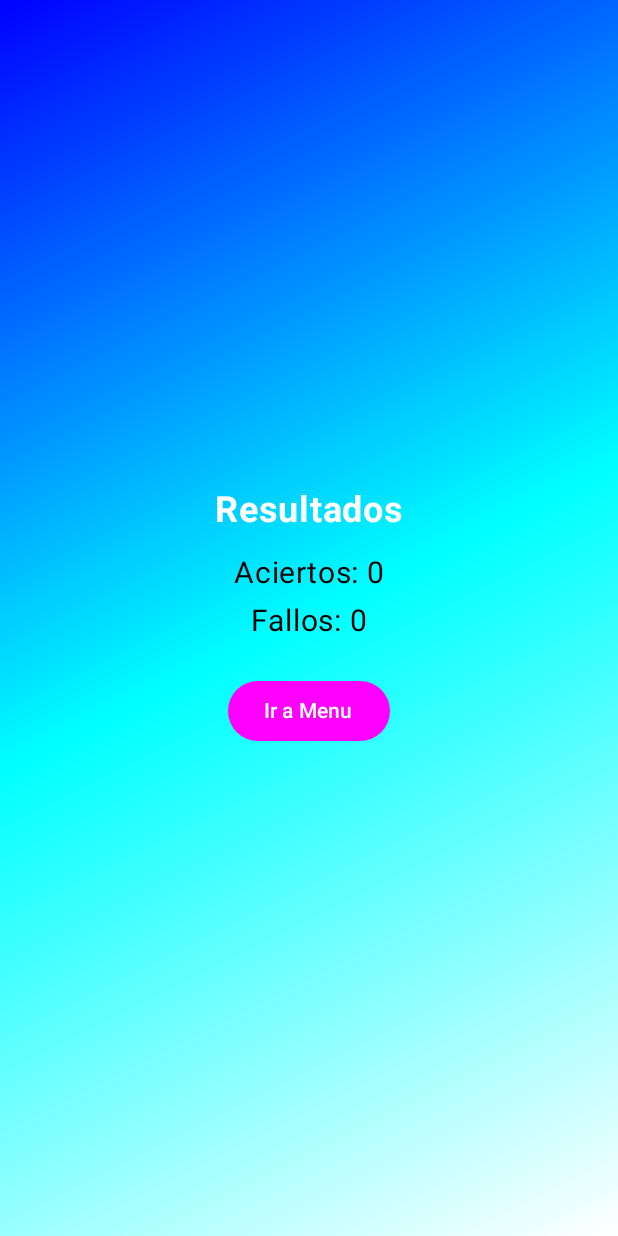
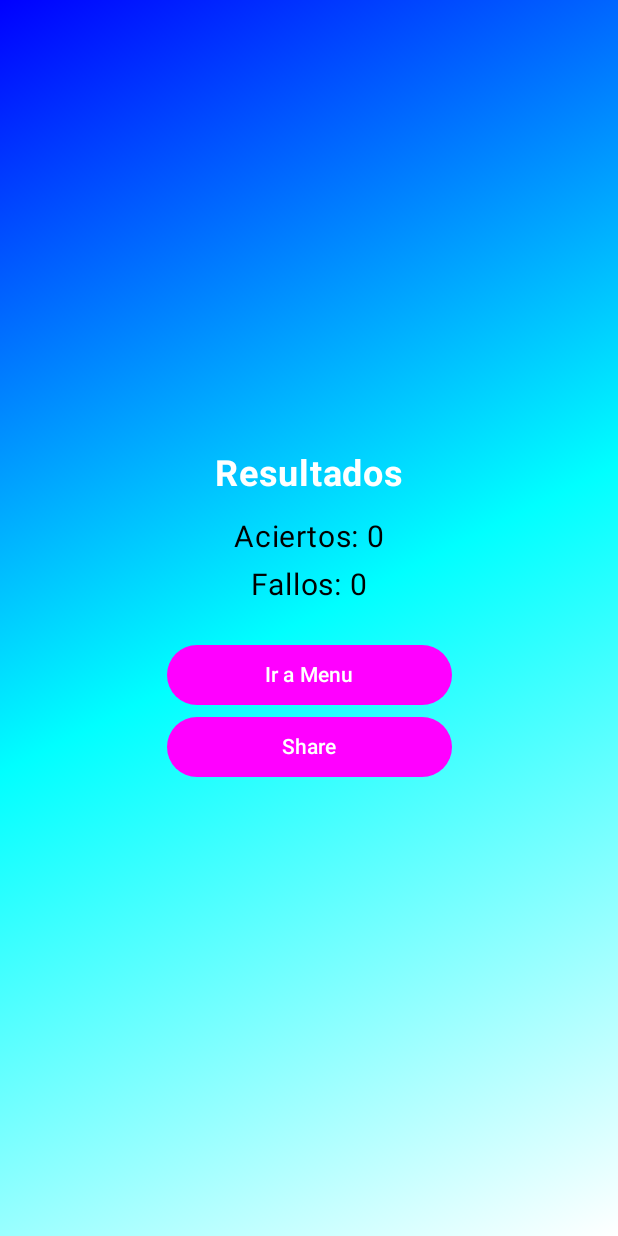
Before and after one commit to sergiherradorITB/TrivialApp_SergiHerrador, an Android app built with Jetpack Compose: the ResultScreen screen opened through its navigation route, on a phone screen of 412 x 824 dp. Run offline under Robolectric (Android 15) with nearby library versions, the phone set to English and light mode, and no system bars; our stand-ins replace window size class.

Commit message:
ShareButton, cambiar para que quede fachero

```diff
--- a/app/src/main/java/com/example/trivialapp_sergiherrador/View/MenuScreen.kt
+++ b/app/src/main/java/com/example/trivialapp_sergiherrador/View/MenuScreen.kt
@@ -68,7 +68,7 @@ fun MenuScreen(
                 Button(
                     onClick = { navController.navigate("GameScreen") },
                     colors = ButtonDefaults.buttonColors(
-                        containerColor = Color.Magenta
+                        containerColor = if (settingsViewModel.darkMode) goldenColor else Color.Magenta
                     ),
                     modifier = Modifier
                         .weight(1f)
--- a/app/src/main/java/com/example/trivialapp_sergiherrador/View/ResultScreen.kt
+++ b/app/src/main/java/com/example/trivialapp_sergiherrador/View/ResultScreen.kt
@@ -1,20 +1,27 @@
 package com.example.trivialapp_sergiherrador.View
 
+import android.content.Context
+import android.content.Intent
 import androidx.compose.foundation.background
 import androidx.compose.foundation.layout.Arrangement
 import androidx.compose.foundation.layout.Column
 import androidx.compose.foundation.layout.fillMaxSize
+import androidx.compose.foundation.layout.fillMaxWidth
 import androidx.compose.foundation.layout.padding
 import androidx.compose.material3.Button
 import androidx.compose.material3.ButtonDefaults
+import androidx.compose.material3.ButtonDefaults.buttonColors
 import androidx.compose.material3.Text
 import androidx.compose.runtime.Composable
 import androidx.compose.ui.Alignment
 import androidx.compose.ui.Modifier
 import androidx.compose.ui.graphics.Color
+import androidx.compose.ui.platform.LocalContext
 import androidx.compose.ui.text.font.FontWeight
 import androidx.compose.ui.unit.dp
 import androidx.compose.ui.unit.sp
+import androidx.core.content.ContextCompat
+import androidx.core.content.ContextCompat.startActivity
 import androidx.navigation.NavController
 import com.example.trivialapp_sergiherrador.Model.goldenColor
 import com.example.trivialapp_sergiherrador.ViewModel.GameViewModel
@@ -62,7 +69,9 @@ fun ResultScreen(
 
             Button(
                 onClick = { gameViewModel.resetGame(); navController.navigate("MenuScreen") },
-                modifier = Modifier.padding(top = 16.dp),
+                modifier = Modifier.padding(top = 16.dp)
+                    .fillMaxWidth(0.5f)
+                ,
                 colors = ButtonDefaults.buttonColors(
                     containerColor = if (settingsViewModel.darkMode) goldenColor else Color.Magenta
                 )
@@ -72,6 +81,30 @@ fun ResultScreen(
                     color = if (settingsViewModel.darkMode) Color.Black else Color.White
                 )
             }
+            ShareButton(text = "Check out my TrivialApp results!", context = LocalContext.current, settingsViewModel)
+
         }
     }
 }
+
+@Composable
+fun ShareButton(text: String, context: Context, settingsViewModel:SettingsViewModel) {
+    val sendIntent = Intent(Intent.ACTION_SEND).apply {
+        putExtra(Intent.EXTRA_TEXT, text)
+        type = "text/plain"
+    }
+    val shareIntent = Intent.createChooser(sendIntent, null)
+
+    Button(
+        modifier = Modifier
+            .fillMaxWidth(0.5f),
+        colors = ButtonDefaults.buttonColors(
+            containerColor = if (settingsViewModel.darkMode) goldenColor else Color.Magenta
+        ),
+        onClick = {
+            ContextCompat.startActivity(context, shareIntent, null)
+        },
+    ) {
+        Text("Share")
+    }
+}
```
